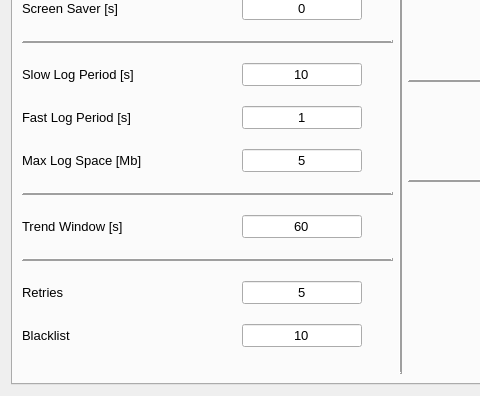
Qt form cte/mectsettings.ui (MECTsrl/mect_plugins) before a commit; both pictures show x 0 to 480 and y 233 to 629 of the 800 by 629 pixel window.
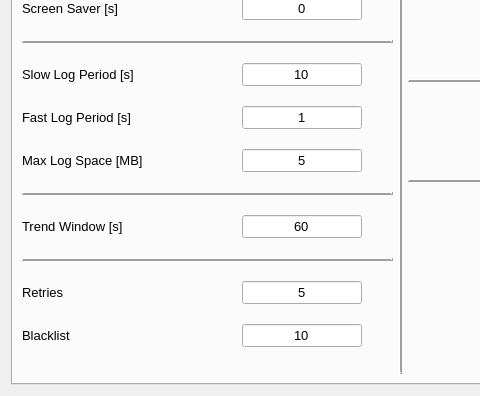
The same form after that commit. Icons and pictures are not drawn.

Commit message: Fix Max Log Space [Mb] to Max Log Space [MB] in system settings

The edit to the form file:
```diff
--- a/cte/mectsettings.ui
+++ b/cte/mectsettings.ui
@@ -605,7 +605,7 @@
             <enum>Qt::NoFocus</enum>
            </property>
            <property name="text">
-            <string>Max Log Space [Mb]</string>
+            <string>Max Log Space [MB]</string>
            </property>
            <property name="buddy">
             <cstring>lineEdit_MaxLogSpace</cstring>
```
The commit also changes 2 other files.
